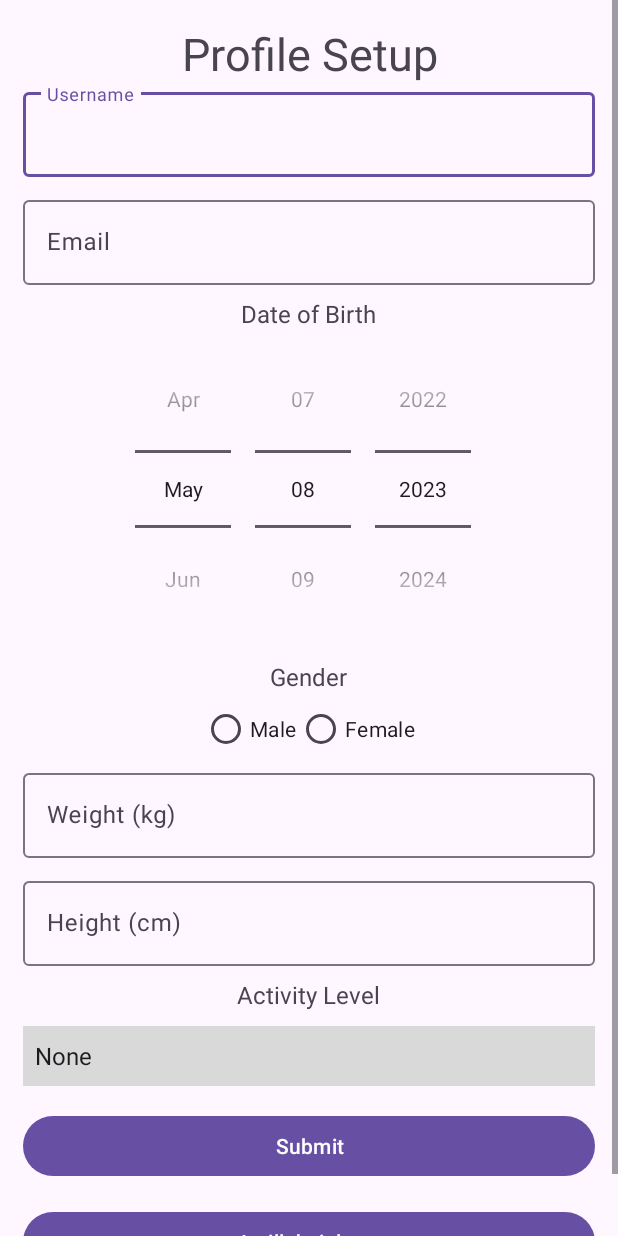
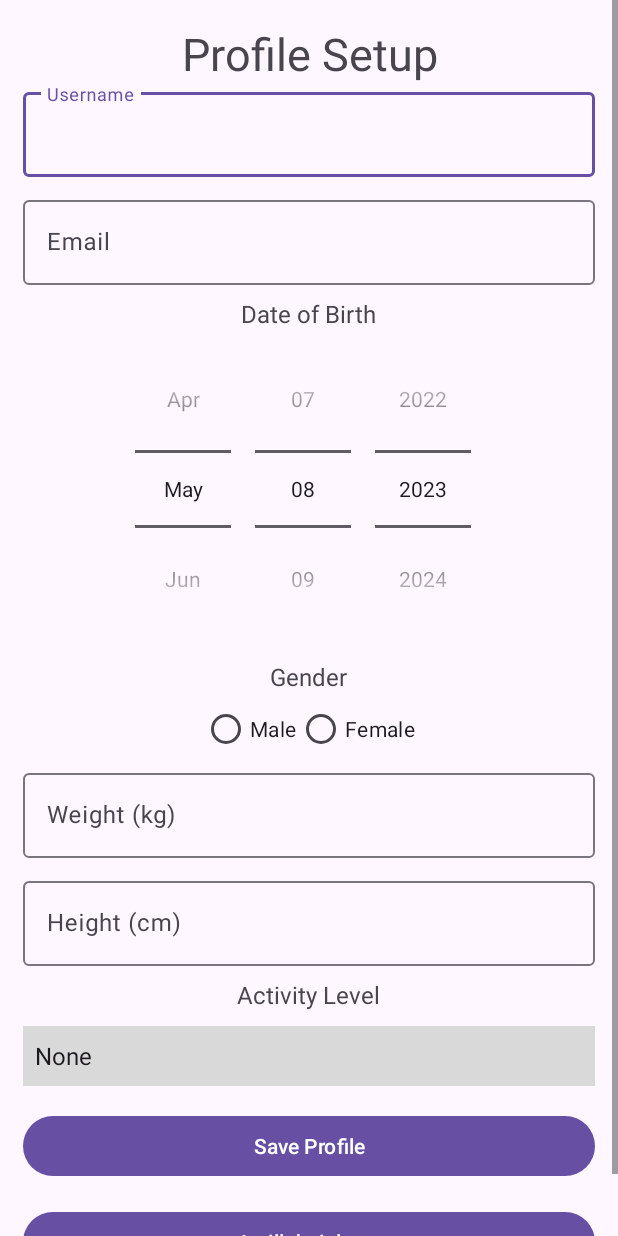
Before and after one commit to markpiu/comp4521project, an Android app: the ProfileSetup screen opened directly, with no data from a screen before it, on a phone screen of 412 x 824 dp. Run offline under Robolectric (Android 15) with nearby library versions, the light colour scheme and no system bars.

Commit message:
minor change on profile

```diff
--- a/app/src/main/java/comp4521/group_s/ProfileSetup.java
+++ b/app/src/main/java/comp4521/group_s/ProfileSetup.java
@@ -2,13 +2,38 @@ package comp4521.group_s;
 
 import androidx.appcompat.app.AppCompatActivity;
 
+import android.content.Intent;
 import android.os.Bundle;
+import android.view.View;
+import android.widget.Button;
 
 public class ProfileSetup extends AppCompatActivity {
 
+    Button btnSave,btnCancel;
     @Override
     protected void onCreate(Bundle savedInstanceState) {
         super.onCreate(savedInstanceState);
         setContentView(R.layout.activity_profile_setup);
+        btnSave = findViewById(R.id.btn_save_profile);
+        btnCancel = findViewById(R.id.btn_cancel_profile);
+
+        btnSave.setOnClickListener(new View.OnClickListener() {
+            @Override
+            public void onClick(View view) {
+                //todo
+                Intent intent = new Intent(getApplicationContext(), MainActivity.class);
+                startActivity(intent);
+                finish();
+            }
+        });
+
+        btnCancel.setOnClickListener(new View.OnClickListener() {
+            @Override
+            public void onClick(View view) {
+                Intent intent = new Intent(getApplicationContext(), MainActivity.class);
+                startActivity(intent);
+                finish();
+            }
+        });
     }
 }
--- a/app/src/main/java/comp4521/group_s/Register.java
+++ b/app/src/main/java/comp4521/group_s/Register.java
@@ -79,7 +79,7 @@ public class Register extends AppCompatActivity {
                                 if (task.isSuccessful()) {
                                     Toast.makeText(Register.this, "Account created.",
                                             Toast.LENGTH_SHORT).show();
-                                    Intent intent = new Intent(getApplicationContext(), MainActivity.class);
+                                    Intent intent = new Intent(getApplicationContext(), ProfileSetup.class);
                                     startActivity(intent);
                                     finish();
                                 } else {
--- a/app/src/main/res/layout/activity_profile_setup.xml
+++ b/app/src/main/res/layout/activity_profile_setup.xml
@@ -130,14 +130,14 @@
             android:background="@color/lightgrey"/>
 
         <Button
-            android:id="@+id/submit_profile"
+            android:id="@+id/btn_save_profile"
             android:layout_width="match_parent"
             android:layout_height="wrap_content"
             android:layout_marginTop="16dp"
-            android:text="Submit" />
+            android:text="Save Profile" />
 
         <Button
-            android:id="@+id/cancel_profile"
+            android:id="@+id/btn_cancel_profile"
             android:layout_width="match_parent"
             android:layout_height="wrap_content"
             android:text="I will do it later"
```
